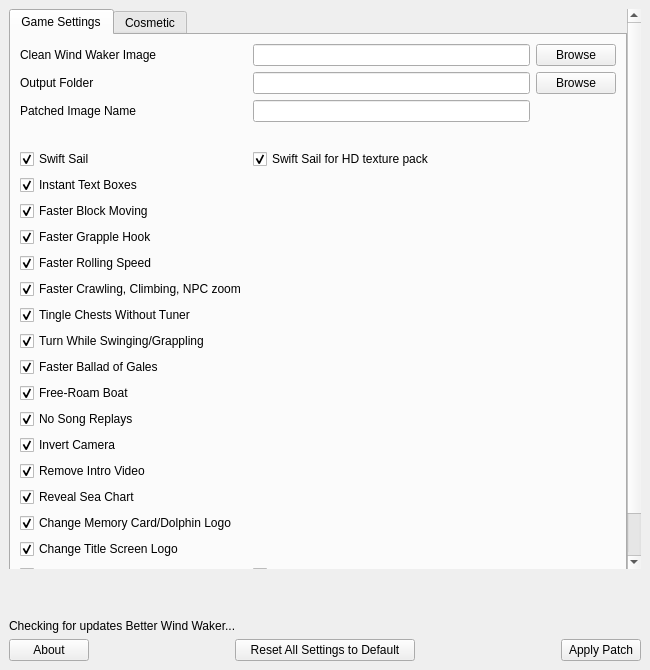
wooferzfg/wwrando, file wwr_ui/randomizer_window.ui: the form before one commit.
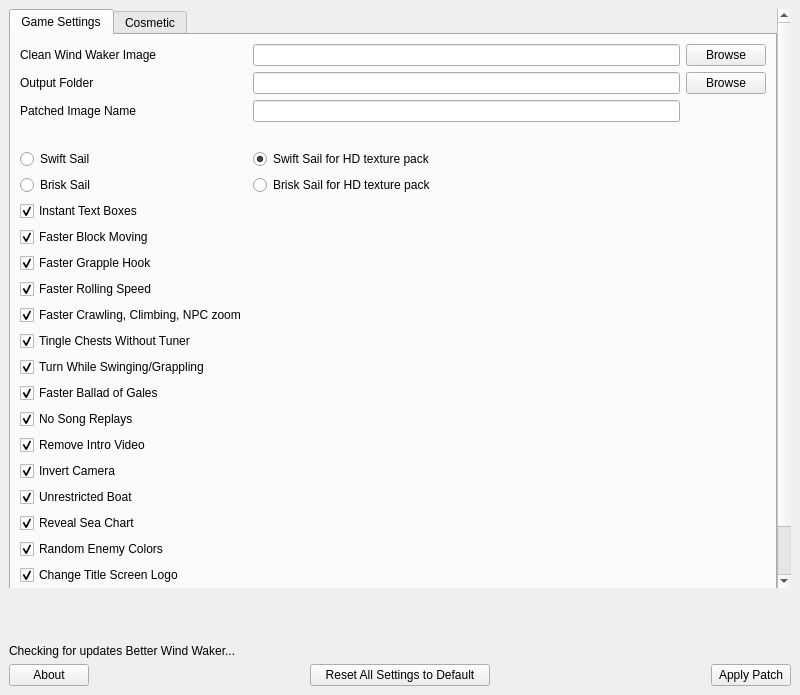
The form after the commit. The open tabs and pages were chosen to show the change.

Diff of the .ui file:
```diff
--- a/wwr_ui/randomizer_window.ui
+++ b/wwr_ui/randomizer_window.ui
@@ -6,8 +6,8 @@
    <rect>
     <x>0</x>
     <y>0</y>
-    <width>650</width>
-    <height>670</height>
+    <width>800</width>
+    <height>695</height>
    </rect>
   </property>
   <property name="windowTitle">
@@ -116,7 +116,7 @@
                </widget>
               </item>
               <item row="5" column="0">
-                <widget class="QCheckBox" name="swift_sail">
+                <widget class="QRadioButton" name="swift_sail">
                  <property name="text">
                   <string>Swift Sail</string>
                  </property>
@@ -125,7 +125,7 @@
                  </property>
                 </widget>
                </item>
-              <item row="9" column="0">
+              <item row="10" column="0">
                 <widget class="QCheckBox" name="increase_player_movement_speeds">
                  <property name="text">
                   <string>Faster Rolling Speed</string>
@@ -135,7 +135,7 @@
                  </property>
                 </widget>
                </item>
-              <item row="8" column="0">
+              <item row="9" column="0">
                 <widget class="QCheckBox" name="increase_grapple_animation_speed">
                  <property name="text">
                   <string>Faster Grapple Hook</string>
@@ -145,7 +145,7 @@
                  </property>
                 </widget>
                </item>
-              <item row="7" column="0">
+              <item row="8" column="0">
                 <widget class="QCheckBox" name="increase_block_moving_animation">
                  <property name="text">
                   <string>Faster Block Moving</string>
@@ -155,7 +155,7 @@
                  </property>
                 </widget>
                </item>
-              <item row="10" column="0">
+              <item row="11" column="0">
                 <widget class="QCheckBox" name="increase_misc_animations">
                  <property name="text">
                   <string>Faster Crawling, Climbing, NPC zoom</string>
@@ -165,7 +165,7 @@
                  </property>
                 </widget>
                </item>
-              <item row="12" column="0">
+              <item row="13" column="0">
                 <widget class="QCheckBox" name="tingle_chests_without_tuner">
                  <property name="text">
                   <string>Tingle Chests Without Tuner</string>
@@ -175,7 +175,7 @@
                  </property>
                 </widget>
                </item>
-              <item row="17" column="0">
+              <item row="18" column="0">
                 <widget class="QCheckBox" name="invert_camera_x_axis">
                  <property name="text">
                   <string>Invert Camera</string>
@@ -185,7 +185,7 @@
                  </property>
                 </widget>
                </item>
-              <item row="19" column="0">
+              <item row="20" column="0">
                 <widget class="QCheckBox" name="reveal_full_sea_chart">
                  <property name="text">
                   <string>Reveal Sea Chart</string>
@@ -195,10 +195,10 @@
                  </property>
                 </widget>
                </item>
-              <item row="15" column="0">
+              <item row="19" column="0">
                 <widget class="QCheckBox" name="KORL_control">
                  <property name="text">
-                  <string>Free-Roam Boat</string>
+                  <string>Unrestricted Boat</string>
                  </property>
                  <property name="checked">
                   <bool>true</bool>
@@ -215,7 +215,7 @@
                  </property>
                 </widget>
                </item>
-              <item row="13" column="0">
+              <item row="14" column="0">
                 <widget class="QCheckBox" name="swing_turn">
                  <property name="text">
                   <string>Turn While Swinging/Grappling</string>
@@ -225,7 +225,7 @@
                  </property>
                 </widget>
                </item>
-              <item row="18" column="0">
+              <item row="17" column="0">
                 <widget class="QCheckBox" name="remove_title_and_ending_videos">
                  <property name="text">
                   <string>Remove Intro Video</string>
@@ -235,7 +235,7 @@
                  </property>
                 </widget>
                </item>
-              <item row="14" column="0">
+              <item row="15" column="0">
                 <widget class="QCheckBox" name="ballad">
                  <property name="text">
                   <string>Faster Ballad of Gales</string>
@@ -245,7 +245,7 @@
                  </property>
                 </widget>
                </item>
-              <item row="6" column="0">
+              <item row="7" column="0">
                 <widget class="QCheckBox" name="instant_text_boxes">
                  <property name="text">
                   <string>Instant Text Boxes</string>
@@ -255,7 +255,7 @@
                  </property>
                 </widget>
                </item>
-              <item row="20" column="0">
+              <item row="23" column="0">
                 <widget class="QCheckBox" name="memorylogo">
                  <property name="text">
                   <string>Change Memory Card/Dolphin Logo</string>
@@ -265,7 +265,7 @@
                  </property>
                 </widget>
                </item>
-              <item row="21" column="0">
+              <item row="22" column="0">
                 <widget class="QCheckBox" name="titlelogo">
                  <property name="text">
                   <string>Change Title Screen Logo</string>
@@ -275,8 +275,8 @@
                  </property>
                 </widget>
                </item>
-              <item row="22" column="0">
-                <widget class="QCheckBox" name="brisk_sail">
+              <item row="6" column="0">
+                <widget class="QRadioButton" name="brisk_sail">
                  <property name="text">
                   <string>Brisk Sail</string>
                  </property>
@@ -285,8 +285,8 @@
                  </property>
                 </widget>
                </item>
-              <item row="22" column="1">
-                <widget class="QCheckBox" name="brisk_sail2">
+              <item row="6" column="1">
+                <widget class="QRadioButton" name="brisk_sail2">
                  <property name="text">
                   <string>Brisk Sail for HD texture pack</string>
                  </property>
@@ -295,8 +295,18 @@
                  </property>
                 </widget>
                </item>
+              <item row="21" column="0">
+                <widget class="QCheckBox" name="randomize_enemy_palettes">
+                 <property name="text">
+                  <string>Random Enemy Colors</string>
+                 </property>
+                 <property name="checked">
+                  <bool>true</bool>
+                 </property>
+                </widget>
+               </item>
               <item row="5" column="1">
-                <widget class="QCheckBox" name="swift_sail2">
+                <widget class="QRadioButton" name="swift_sail2">
                  <property name="text">
                   <string>Swift Sail for HD texture pack</string>
                  </property>
@@ -305,7 +315,7 @@
                  </property>
                 </widget>
                </item>
-              <item row="23" column="0">
+              <item row="24" column="0">
                <widget class="QLabel" name="label_8">
                 <property name="text">
                  <string></string>
@@ -434,7 +444,7 @@
       <property name="minimumSize">
        <size>
         <width>0</width>
-        <height>18</height>
+        <height>24</height>
        </size>
       </property>
       <property name="text">
```
Left out of the diff: 41 changed lines with no effect on the pictures.
